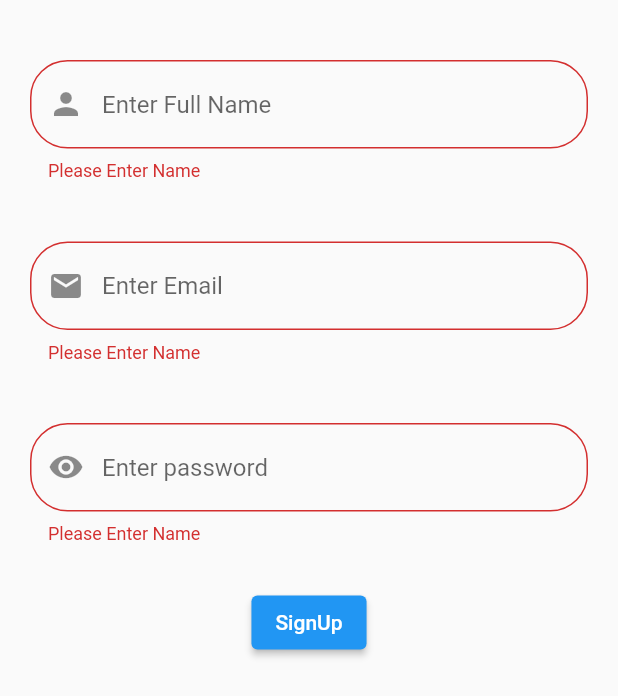
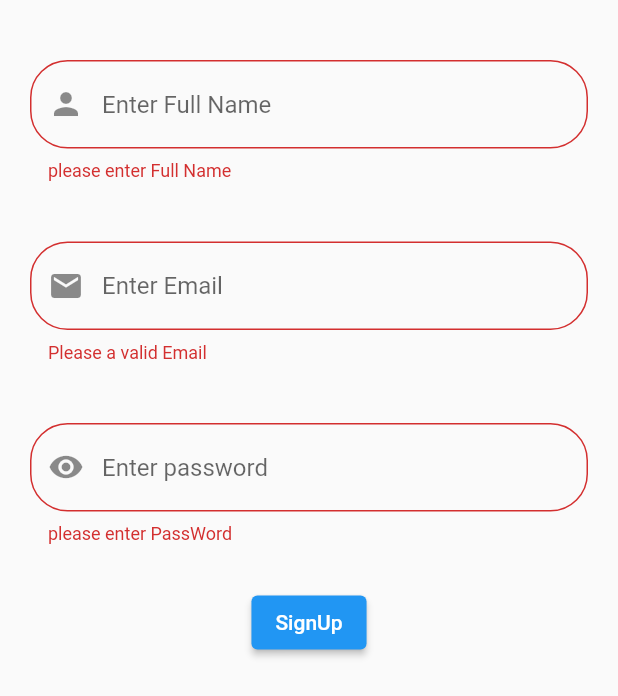
Before and after one commit to abdel1993/chall3, a Flutter app: the screen it shows after launch, after a tap on "SignUp", on a phone screen of 412 x 824 dp. Shown: the top 696 px of the screen. Run offline on Flutter 3.47's test engine with Material 2 defaults, Android fonts, the phone set to English and light mode, and no system bars.

Commit message:
new updates

```diff
--- a/lib/Costum_Widget/customtextfield.dart
+++ b/lib/Costum_Widget/customtextfield.dart
@@ -2,7 +2,7 @@ import 'package:flutter/material.dart';
 
 import 'package:flutter/material.dart';
 
-class CustomTextField extends StatelessWidget {
+class CustomTextField extends StatefulWidget {
   CustomTextField(
       {Key? key,
       this.fullName,
@@ -12,11 +12,18 @@ class CustomTextField extends StatelessWidget {
       this.hintText})
       : super(key: key);
 
-  final GlobalKey<FormState> formkey = GlobalKey<FormState>();
-
   var fullName, eMail, passWord;
   IconData? icons;
   String? hintText;
+
+  @override
+  State<CustomTextField> createState() => _CustomTextFieldState();
+}
+
+class _CustomTextFieldState extends State<CustomTextField> {
+  final GlobalKey<FormState> formkey = GlobalKey<FormState>();
+
+  bool isVisible = true;
 
   @override
   Widget build(BuildContext context) {
@@ -25,11 +32,20 @@ class CustomTextField extends StatelessWidget {
       padding: const EdgeInsets.all(20),
       //Text Field
       child: TextFormField(
-        keyboardType: TextInputType.text,
+        obscureText: widget.passWord == "password" ? isVisible : false,
         // Decoration
         decoration: InputDecoration(
-          hintText: hintText,
-          prefixIcon: Icon(icons),
+          hintText: widget.hintText,
+          prefixIcon: widget.passWord == "password"
+              ? IconButton(
+                  icon: const Icon(Icons.visibility),
+                  onPressed: () {
+                    setState(() {
+                      isVisible = !isVisible;
+                    });
+                  },
+                )
+              : Icon(widget.icons),
           focusedBorder: OutlineInputBorder(
             borderRadius: BorderRadius.circular(25.0),
             borderSide: const BorderSide(color: Colors.green, width: 1.5),
@@ -52,8 +68,15 @@ class CustomTextField extends StatelessWidget {
 
         validator: (value) {
           if (value!.isEmpty) {
-            return 'Please Enter Name';
+            if (widget.fullName == "fullname") {
+              return 'please enter Full Name';
+            } else if (widget.eMail == "email") {
+              return 'Please a valid Email';
+            } else if (widget.passWord == "password") {
+              return 'please enter PassWord';
+            }
           }
+
           return null;
         },
       ),
--- a/lib/Screens/login.dart
+++ b/lib/Screens/login.dart
@@ -32,8 +32,7 @@ class _Screen1State extends State<Login> {
                 ),
                 // PassWord
                 CustomTextField(
-                  passWord: "",
-                  icons: Icons.visibility,
+                  passWord: "password",
                   hintText: "Enter password",
                 ),
                 CustomButton(
--- a/lib/Screens/signup.dart
+++ b/lib/Screens/signup.dart
@@ -26,20 +26,19 @@ class _Screen1State extends State<SignUp> {
                 ),
                 //Full Name
                 CustomTextField(
-                  fullName: "",
+                  fullName: "fullname",
                   icons: Icons.person,
                   hintText: "Enter Full Name",
                 ),
                 // Email
                 CustomTextField(
-                  eMail: "",
+                  eMail: "email",
                   icons: Icons.email,
                   hintText: "Enter Email",
                 ),
                 // PassWord
                 CustomTextField(
-                  passWord: "",
-                  icons: Icons.visibility,
+                  passWord: "password",
                   hintText: "Enter password",
                 ),
                 CustomButton(
```
